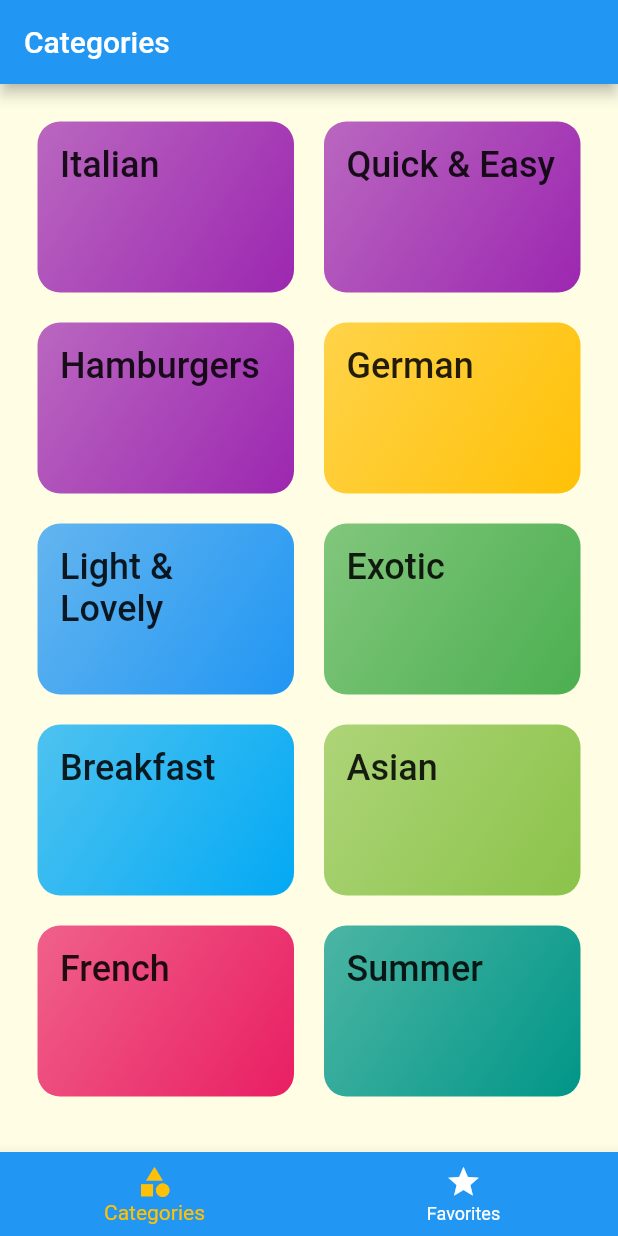
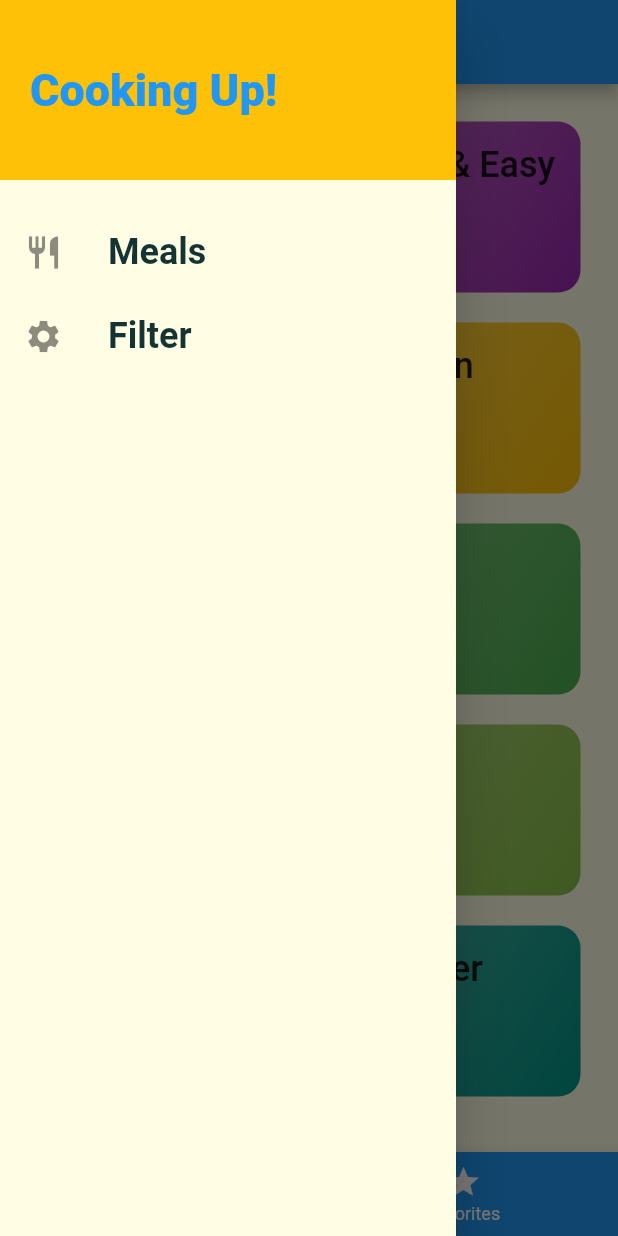
Before and after one commit to mricky/flutter_multipe_screen, a Flutter app: the screen it shows after launch, with the side drawer open (before the commit the screen has no drawer), on a phone screen of 412 x 824 dp. Run offline on Flutter 3.47's test engine with Material 2 defaults, Android fonts, the phone set to English and light mode, and no system bars; Roboto replaces fonts that are missing (RobotoCondensed).

Commit message:
Adding a Custom Drawer

```diff
--- a/lib/screens/tabs_screen.dart
+++ b/lib/screens/tabs_screen.dart
@@ -2,7 +2,7 @@ import 'package:flutter/material.dart';
 import 'package:flutter_multipe_screen/screens/categories_screen.dart';
 import './favorites_screen.dart';
 import './categories_screen.dart';
-
+import '../widgets/main_drawer.dart';
 class TabsScreen extends StatefulWidget {
   @override
   _TabsScreenState createState() => _TabsScreenState();
@@ -32,6 +32,7 @@ class _TabsScreenState extends State<TabsScreen> {
         appBar: AppBar(
         title: Text(_pages[_selectedPageIndex]['title']),
         ),
+        drawer: MainDrawer(),
         body: _pages[_selectedPageIndex]['page'],
         bottomNavigationBar: BottomNavigationBar(
           onTap: _selectPage,
--- /dev/null
+++ b/lib/widgets/main_drawer.dart
@@ -0,0 +1,48 @@
+import 'package:flutter/material.dart';
+
+class MainDrawer extends StatelessWidget {
+  Widget _buildListTile(String title, IconData icon){
+    return  ListTile(
+             leading: Icon(
+               icon, size: 26,
+              ),
+              title: Text(title,
+              style: TextStyle(
+                fontFamily: 'RobotoCondensed',
+                fontSize: 24,
+                fontWeight: FontWeight.bold),
+              ),
+              onTap: () {
+                // ..
+              },
+            );
+
+  }
+  @override
+  Widget build(BuildContext context) {
+    return Drawer(
+      child: Column(
+        children: <Widget>[
+          Container(
+           height: 120,
+           width: double.infinity,
+           padding: EdgeInsets.all(20),
+           alignment: Alignment.centerLeft,
+           color: Theme.of(context).accentColor,
+
+           child: Text('Cooking Up!', style: TextStyle(
+             fontWeight: FontWeight.w900,
+             fontSize: 30,
+             color: Theme.of(context).primaryColor
+           ),
+           ),
+           ),
+           SizedBox(height: 20,),
+          _buildListTile('Meals',Icons.restaurant),
+          _buildListTile('Filter', Icons.settings)
+        ],
+      ),
+
+    );
+  }
+}
```
